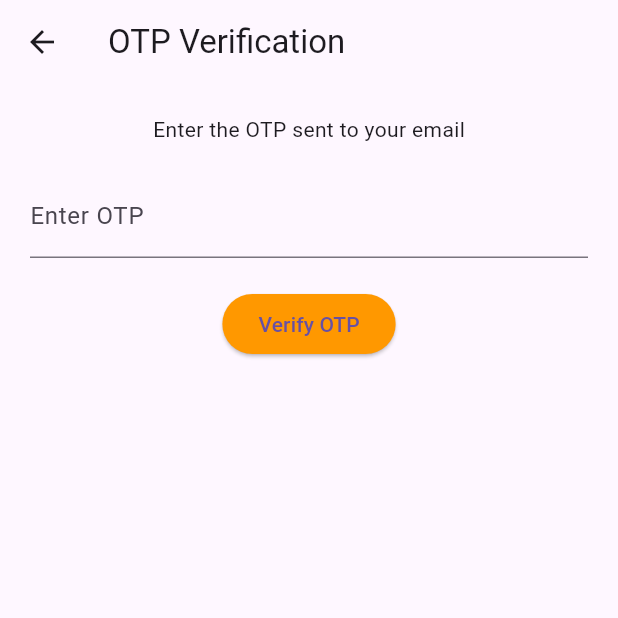
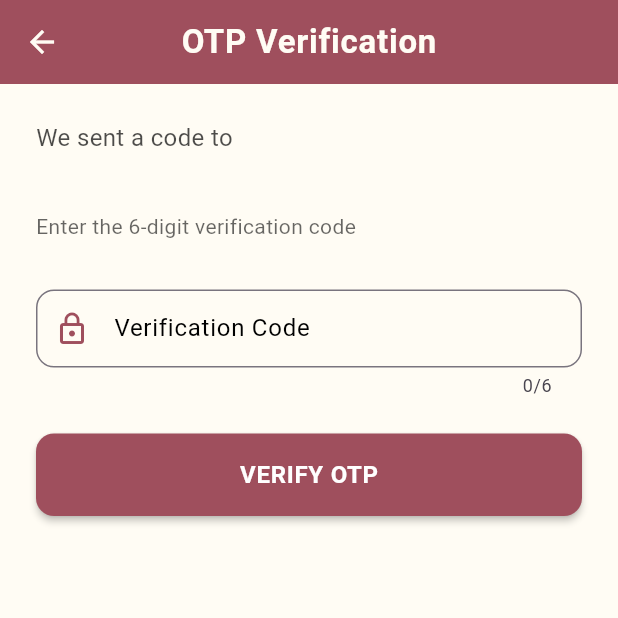
Before and after one commit to nuramirahathirahnazli/utmThrift-mobile, a Flutter app: the OTPVerificationScreen screen opened directly with empty values, on a phone screen of 412 x 824 dp, the top half of it. Run offline on Flutter 3.47's test engine with Material 3 defaults, Android fonts, the phone set to English and light mode, and no system bars; our stand-ins replace file_picker, flutter_rating_bar, image_picker, photo_view, shared_preferences, webview_flutter; missing offline and left inert: webview_flutter_android; accounts and stored records are empty.

Commit message:
SprintTesting : Beautify OTP verification page UI and implement login redirection after successful verification

```diff
--- a/utmthrift_mobile/lib/views/auth/otp_verification.dart
+++ b/utmthrift_mobile/lib/views/auth/otp_verification.dart
@@ -3,12 +3,13 @@
 import 'package:flutter/material.dart';
 import 'package:http/http.dart' as http;
 import 'dart:convert';
-
 import 'package:utmthrift_mobile/config/api_config.dart';
+import 'package:utmthrift_mobile/views/shared/colors.dart';
 
 class OTPVerificationScreen extends StatefulWidget {
   final String email;
-  OTPVerificationScreen({required this.email});
+
+  const OTPVerificationScreen({required this.email});
 
   @override
   _OTPVerificationScreenState createState() => _OTPVerificationScreenState();
@@ -17,78 +18,186 @@ class OTPVerificationScreen extends StatefulWidget {
 class _OTPVerificationScreenState extends State<OTPVerificationScreen> {
   final TextEditingController otpController = TextEditingController();
   bool isLoading = false;
+  final _formKey = GlobalKey<FormState>();
 
   Future<void> verifyOTP() async {
+    if (!_formKey.currentState!.validate()) return;
+
     setState(() => isLoading = true);
 
+    try {
       final response = await http.post(
-    Uri.parse(ApiConfig.baseUrl),
-
+        Uri.parse('${ApiConfig.baseUrl}/verify-otp'),
         body: {
           'email': widget.email,
           'otp': otpController.text.trim(),
         },
       );
 
-  setState(() => isLoading = false);
-
       final data = jsonDecode(response.body);
 
       if (response.statusCode == 200) {
-    // Show success message with green background
         ScaffoldMessenger.of(context).showSnackBar(
-      const SnackBar(
-        content: Text('OTP verified successfully! Redirecting to Login...'),
-        backgroundColor: Colors.green,
-        duration: Duration(seconds: 2),
+          SnackBar(
+            content: const Text('OTP verified successfully! Redirecting to Login...'),
+            backgroundColor: AppColors.color13, // Green success color
+            behavior: SnackBarBehavior.floating,
+            shape: RoundedRectangleBorder(
+              borderRadius: BorderRadius.circular(10),
+            ),
+            duration: const Duration(seconds: 2),
           ),
         );
 
-    // Wait 2 seconds before navigating to Login screen
         await Future.delayed(const Duration(seconds: 2));
-
-    // Redirect to Login Page
         Navigator.of(context).pushReplacementNamed("/sign_in");
-
-
       } else {
-    // Show error message
         ScaffoldMessenger.of(context).showSnackBar(
           SnackBar(
             content: Text(data['error'] ?? "Invalid OTP"),
-        backgroundColor: Colors.red,
+            backgroundColor: AppColors.color4, // Red error color
+            behavior: SnackBarBehavior.floating,
+            shape: RoundedRectangleBorder(
+              borderRadius: BorderRadius.circular(10),
+            ),
           ),
         );
       }
+    } catch (e) {
+      ScaffoldMessenger.of(context).showSnackBar(
+        SnackBar(
+          content: Text("Network error: ${e.toString()}"),
+          backgroundColor: AppColors.color4,
+        ),
+      );
+    } finally {
+      if (mounted) {
+        setState(() => isLoading = false);
       }
-
+    }
+  }
 
   @override
   Widget build(BuildContext context) {
     return Scaffold(
-      appBar: AppBar(title: const Text('OTP Verification')),
-      body: Padding(
-        padding: const EdgeInsets.all(20),
+      backgroundColor: AppColors.base,
+      appBar: AppBar(
+        title: const Text(
+          'OTP Verification',
+          style: TextStyle(
+            fontWeight: FontWeight.w600,
+            letterSpacing: 0.5,
+          ),
+        ),
+        backgroundColor: AppColors.color2, // Maroon app bar
+        foregroundColor: AppColors.base, // Light text
+        elevation: 0,
+        centerTitle: true,
+      ),
+      body: SingleChildScrollView(
+        padding: const EdgeInsets.all(24),
+        child: Form(
+          key: _formKey,
           child: Column(
+            crossAxisAlignment: CrossAxisAlignment.start,
             children: [
-            const Text("Enter the OTP sent to your email"),
-            const SizedBox(height: 20),
-            TextField(
+              Text(
+                'We sent a code to',
+                style: TextStyle(
+                  fontSize: 16,
+                  color: AppColors.color10.withOpacity(0.7),
+                ),
+              ),
+              const SizedBox(height: 4),
+              Text(
+                widget.email,
+                style: const TextStyle(
+                  fontSize: 18,
+                  fontWeight: FontWeight.bold,
+                  color: AppColors.color2, // Maroon color
+                ),
+              ),
+              const SizedBox(height: 8),
+              Text(
+                'Enter the 6-digit verification code',
+                style: TextStyle(
+                  color: AppColors.color10.withOpacity(0.6),
+                ),
+              ),
+              const SizedBox(height: 32),
+
+              // OTP Input Field
+              TextFormField(
                 controller: otpController,
-              decoration: const InputDecoration(labelText: 'Enter OTP'),
+                decoration: InputDecoration(
+                  labelText: 'Verification Code',
+                  labelStyle: const TextStyle(color: AppColors.color10),
+                  border: OutlineInputBorder(
+                    borderRadius: BorderRadius.circular(12),
+                    borderSide: const BorderSide(color: AppColors.color3),
+                  ),
+                  focusedBorder: OutlineInputBorder(
+                    borderRadius: BorderRadius.circular(12),
+                    borderSide: const BorderSide(color: AppColors.color2),
+                  ),
+                  contentPadding: const EdgeInsets.symmetric(
+                    horizontal: 16, vertical: 14),
+                  prefixIcon: const Icon(
+                    Icons.lock_outline,
+                    color: AppColors.color2,
+                  ),
+                ),
+                style: const TextStyle(color: AppColors.color10),
                 keyboardType: TextInputType.number,
+                validator: (value) {
+                  if (value == null || value.isEmpty) {
+                    return 'Please enter the OTP';
+                  }
+                  if (value.length != 6) {
+                    return 'OTP must be 6 digits';
+                  }
+                  return null;
+                },
+                maxLength: 6,
+              ),
+              const SizedBox(height: 24),
+
+              // Verify Button
+              SizedBox(
+                width: double.infinity,
+                child: ElevatedButton(
+                  onPressed: isLoading ? null : verifyOTP,
+                  style: ElevatedButton.styleFrom(
+                    backgroundColor: AppColors.color2, // Maroon button
+                    padding: const EdgeInsets.symmetric(vertical: 16),
+                    shape: RoundedRectangleBorder(
+                      borderRadius: BorderRadius.circular(12),
+                    ),
+                    elevation: 2,
+                  ),
+                  child: isLoading
+                      ? const SizedBox(
+                          width: 20,
+                          height: 20,
+                          child: CircularProgressIndicator(
+                            strokeWidth: 2,
+                            color: Colors.white,
+                          ),
+                        )
+                      : const Text(
+                          'VERIFY OTP',
+                          style: TextStyle(
+                            fontSize: 16,
+                            fontWeight: FontWeight.bold,
+                            letterSpacing: 0.5,
+                            color: Colors.white,
+                          ),
+                        ),
+                ),
               ),
               const SizedBox(height: 20),
-            ElevatedButton(
-              onPressed: isLoading ? null : verifyOTP,
-              style: ElevatedButton.styleFrom(
-                backgroundColor: isLoading ? Colors.grey : Colors.orange, // Disable color change
+            ],
           ),
-              child: isLoading
-                  ? const CircularProgressIndicator(color: Colors.white)
-                  : const Text('Verify OTP'),
-            ),
-          ],
         ),
       ),
     );
```
Lines whose indentation alone changed are shown as unchanged.
